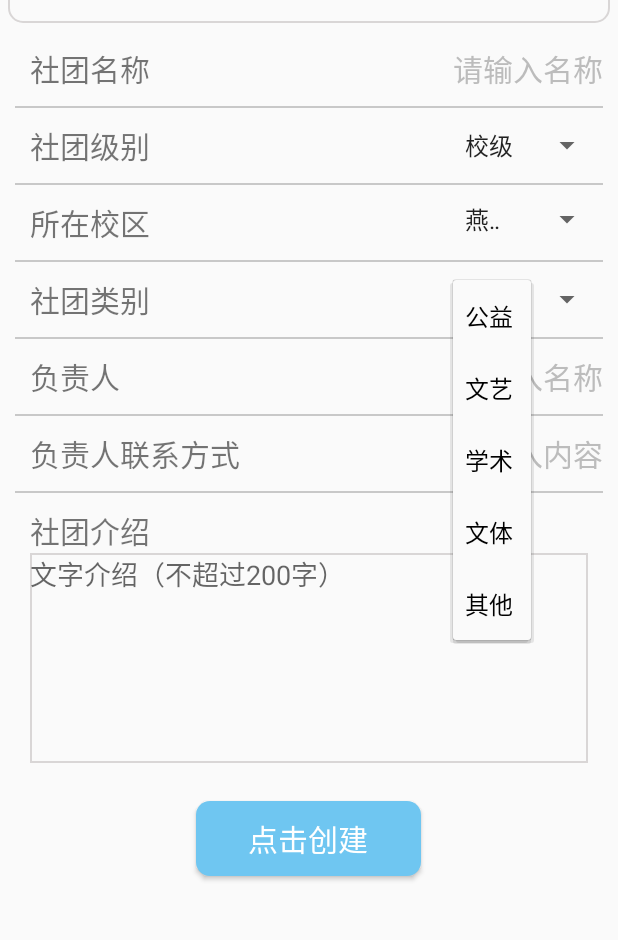
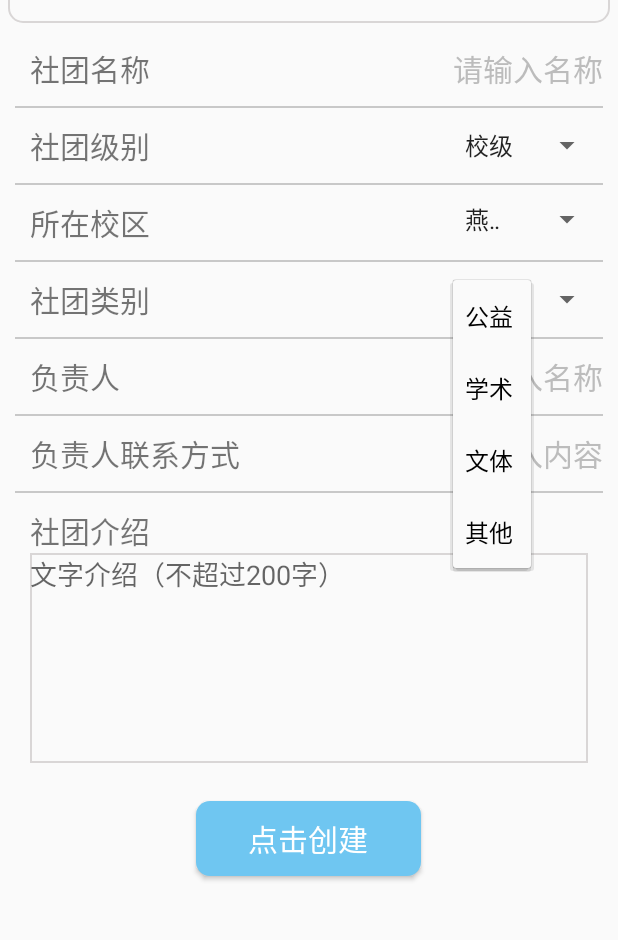
Before and after one commit to luo-maria/OurFirst, an Android app: the CreateClubActivity screen opened directly, with no data from a screen before it, after a tap on "公益", on a phone screen of 412 x 824 dp, the part 129-1069 px from its top. Run offline under Robolectric (Android 15) with nearby library versions, the phone set to English and light mode, and no system bars.

Commit message:
delete art

```diff
--- a/app/src/main/AndroidManifest.xml
+++ b/app/src/main/AndroidManifest.xml
@@ -13,9 +13,9 @@
 
     <application
         android:allowBackup="true"
-        android:icon="@mipmap/ic_launcher"
+        android:icon="@mipmap/ourlogo"
         android:label="@string/app_name"
-        android:roundIcon="@mipmap/ic_launcher_round"
+        android:roundIcon="@mipmap/ourlogo"
         android:supportsRtl="true"
         android:theme="@style/AppTheme">
         <activity android:name=".Activity.Activity_detail_Activity"></activity>
--- a/app/src/main/java/com/example/ourfirst/Activity/CreateClubActivity.java
+++ b/app/src/main/java/com/example/ourfirst/Activity/CreateClubActivity.java
@@ -93,7 +93,7 @@ public class CreateClubActivity extends AppCompatActivity {
         sp1 = (Spinner) findViewById(R.id.campus);
         campus = (String) sp1.getSelectedItem();
         System.out.println("这里是校区："+campus);
-        String[] ktype = new String[]{"公益", "文艺","学术","文体","其他"};
+        String[] ktype = new String[]{"公益", "学术","文体","其他"};
         ArrayAdapter<String> adapter2 = new ArrayAdapter<String>(this, android.R.layout.simple_spinner_item, ktype);  //创建一个数组适配器
         adapter2.setDropDownViewResource(android.R.layout.simple_spinner_dropdown_item);     //设置下拉列表框的下拉选项样式
         Spinner spinner2 = (Spinner) super.findViewById(R.id.kind);
--- a/app/src/main/java/com/example/ourfirst/fragment/OrganizationFragment.java
+++ b/app/src/main/java/com/example/ourfirst/fragment/OrganizationFragment.java
@@ -142,7 +142,7 @@ public class OrganizationFragment extends Fragment {
             sp1.setAdapter(adapter1);
             campus = (String) sp1.getSelectedItem();
             System.out.println("campus:"+campus);
-            String[] ktype = new String[]{"公益", "文艺", "学术", "文体", "其他"};
+            String[] ktype = new String[]{"公益", "学术", "文体", "其他"};
             ArrayAdapter<String> adapter2 = new ArrayAdapter<String>(OrganizationFragment.this.getContext(), android.R.layout.simple_spinner_item, ktype);  //创建一个数组适配器
             adapter2.setDropDownViewResource(android.R.layout.simple_spinner_dropdown_item);     //设置下拉列表框的下拉选项样式
             sp2.setAdapter(adapter2);
--- a/app/src/main/res/layout/activity_edit_information.xml
+++ b/app/src/main/res/layout/activity_edit_information.xml
@@ -101,11 +101,10 @@
             android:layout_width="match_parent"
             android:layout_height="match_parent"
             android:layout_marginLeft="20dp"
+            android:inputType="textPassword"
             android:layout_marginTop="10dp"
             android:textAlignment="gravity"
             android:background="@null"
-
-            android:inputType="textNoSuggestions"
             android:textColor="#000000"
             android:textColorHint="@color/black"
             android:textSize="20sp" />
```
Also changed, not shown: app/src/main/res/mipmap/ourlogo.jpg (added).
